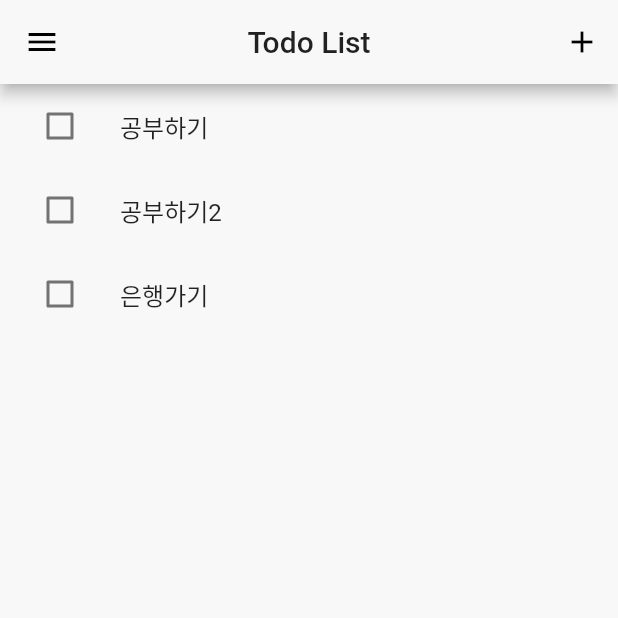
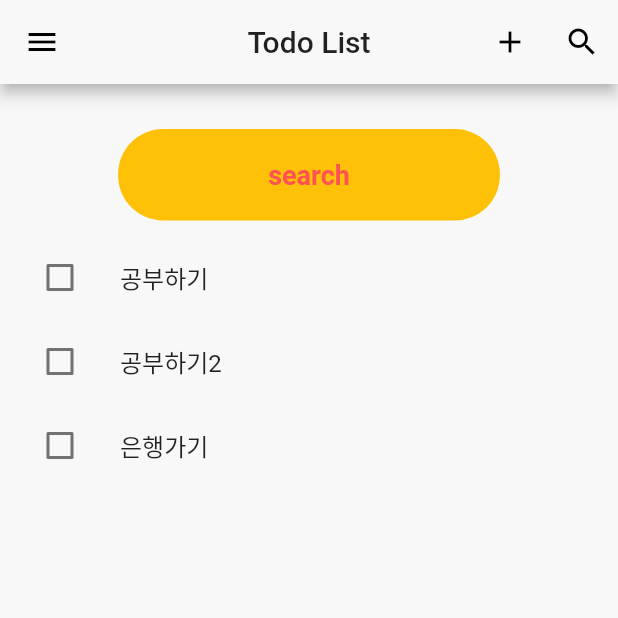
Before and after one commit to YunjiNam/flutter_todoList, a Flutter app: the screen it shows after launch, on a phone screen of 412 x 824 dp, the top half of it. Run offline on Flutter 3.47's test engine with Material 2 defaults, Android fonts, the phone set to English and light mode, and no system bars; our stand-ins replace bloc, equatable, flutter_bloc.

Commit message:
add: visible search add

```diff
--- a/lib/todo_list.dart
+++ b/lib/todo_list.dart
@@ -11,6 +11,8 @@ class TodoList extends StatefulWidget {
 
 class _TodoListState extends State<TodoList> {
   TodoBloc _todoBloc;
+
+  bool _visible = true;
 
   @override
   void initState() {
@@ -37,38 +39,42 @@ class _TodoListState extends State<TodoList> {
                 //         BlocProvider.value(
                 //           value: _todoBloc, child: TodoAdd(),)));
               },
+            ),
+            IconButton(
+              icon: Icon(Icons.search),
+              onPressed: () {
+                setState(() {
+                  _visible = !_visible;
+                });
+              },
             )
           ],
         ),
-        body: BlocBuilder(
-          bloc: _todoBloc,
-          builder: (BuildContext context, TodoState state) {
-            return Column(
-              children: [
-                Container(
-                  height: MediaQuery.of(context).size.height / 2,
-                  child: ListView.builder(
-                      itemCount: state.todoList.length,
-                      itemBuilder: (BuildContext context, int index) {
-                        return ListTile(
-                          title: Text(state.todoList[index].todo),
-                          onTap: () {
-                            _showDialog(state.todoList[index].todo,
-                              state.todoList[index].desc);
-                          },
-                          leading: Checkbox(
-                            value: state.todoList[index].checked,
-                            onChanged: (bool newValue) {
-                              _todoBloc.add(TodoListCheck(index: index));
-                            },
-                          ),
-                        );
-                      }
+        body: Column(
+          children: [
+            Visibility(
+              visible: _visible,
+              child: Container(
+                decoration: BoxDecoration(
+                  color: Colors.amber,
+                  borderRadius: BorderRadius.circular(30),
+                ),
+                margin: const EdgeInsets.fromLTRB(0, 30, 0, 10),
+                child: Padding(
+                  padding: EdgeInsets.fromLTRB(100, 20, 100, 20),
+                  child: Text(
+                    'search',
+                    style: TextStyle(
+                        fontSize: 18,
+                        color: Colors.redAccent,
+                        fontWeight: FontWeight.bold
+                    ),
                   ),
-                )
-              ],
-            );
-          },
+                ),
+              ),
+            ),
+            blocBody()
+          ],
         ),
         drawer: Drawer(
           child: ListView(
@@ -172,4 +178,37 @@ class _TodoListState extends State<TodoList> {
     );
   }
 
+  Widget blocBody() {
+    return BlocBuilder(
+      bloc: _todoBloc,
+      builder: (BuildContext context, TodoState state) {
+        return Column(
+          children: [
+            Container(
+              height: MediaQuery.of(context).size.height / 2,
+              child: ListView.builder(
+                  itemCount: state.todoList.length,
+                  itemBuilder: (BuildContext context, int index) {
+                    return ListTile(
+                      title: Text(state.todoList[index].todo),
+                      onTap: () {
+                        _showDialog(state.todoList[index].todo,
+                            state.todoList[index].desc);
+                      },
+                      leading: Checkbox(
+                        value: state.todoList[index].checked,
+                        onChanged: (bool newValue) {
+                          _todoBloc.add(TodoListCheck(index: index));
+                        },
+                      ),
+                    );
+                  }
+              ),
+            )
+          ],
+        );
+      },
+    );
+  }
+
 }
```
